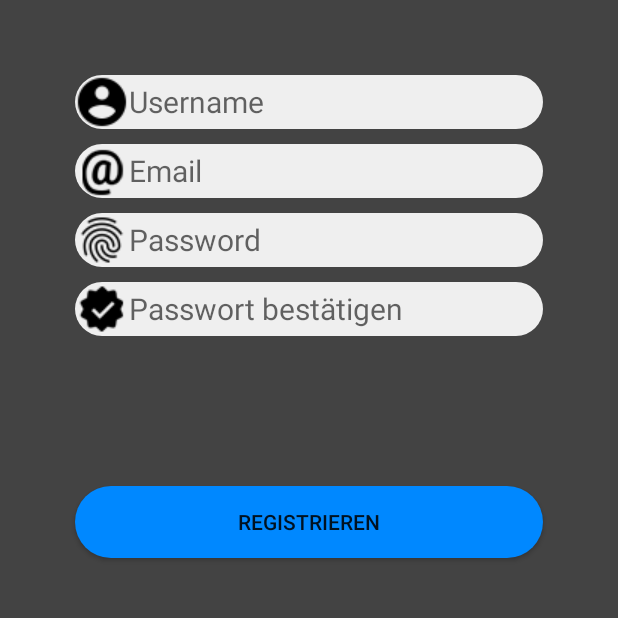
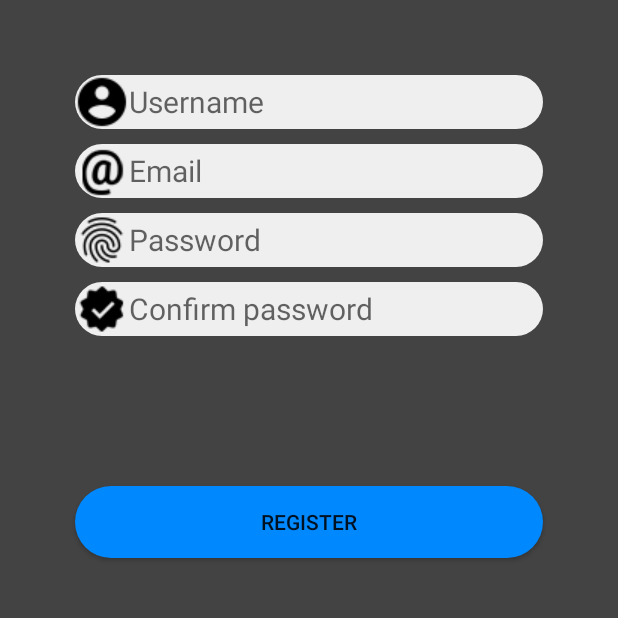
Before and after one commit to AngelikaBabin/Sportverwaltung, an Android app: the RegisterActivity screen opened directly, with no data from a screen before it, on a phone screen of 412 x 824 dp, the part 245-863 px from its top. Run offline under Robolectric (Android 15) with nearby library versions, the phone set to English and light mode, and no system bars; network calls fail.

Commit message:
removed some language inconsistencies

```diff
--- a/AppTeilnehmer/app/src/main/res/layout/activity_register.xml
+++ b/AppTeilnehmer/app/src/main/res/layout/activity_register.xml
@@ -37,7 +37,7 @@
         android:layout_marginRight="50dp"
         android:layout_marginTop="10dp"
         android:background="@drawable/input_rounded"
-        android:drawableLeft="@drawable/icon_email"
+        android:drawableStart="@drawable/icon_email"
         android:ems="10"
         android:hint="@string/hint_email"
         android:inputType="textEmailAddress"
@@ -51,7 +51,7 @@
         android:layout_marginRight="50dp"
         android:layout_marginTop="10dp"
         android:background="@drawable/input_rounded"
-        android:drawableLeft="@drawable/ic_fingerprint_black_24dp"
+        android:drawableStart="@drawable/ic_fingerprint_black_24dp"
         android:ems="10"
         android:hint="@string/hint_password"
         android:inputType="textPassword"
@@ -65,7 +65,7 @@
         android:layout_marginRight="50dp"
         android:layout_marginTop="10dp"
         android:background="@drawable/input_rounded"
-        android:drawableLeft="@drawable/icon_confirm"
+        android:drawableStart="@drawable/icon_confirm"
         android:ems="10"
         android:hint="@string/hint_confirmPassword"
         android:inputType="textPassword"
--- a/AppTeilnehmer/app/src/main/res/values/strings.xml
+++ b/AppTeilnehmer/app/src/main/res/values/strings.xml
@@ -8,11 +8,11 @@
 
     <!-- Userdata -->
     <string name="label_username">Name:</string>
-    <string name="example_username">Eduard Timmerer</string>
+    <string name="example_username">Christof Kraschl</string>
     <string name="hint_username">Username</string>
 
     <string name="label_email">E-Mail:</string>
-    <string name="example_email">eduard.timmerer@gmail.com</string>
+    <string name="example_email">kraschlc@edu.htl-villach.com</string>
     <string name="hint_email">Email</string>
 
     <string name="label_password">Passwort:</string>
@@ -21,7 +21,7 @@
 
     <string name="label_confirmPassword">Passwort:</string>
     <string name="example_confirmPassword">dummypw1234</string>
-    <string name="hint_confirmPassword">Passwort bestätigen</string>
+    <string name="hint_confirmPassword">Confirm password</string>
 
     <string name="label_rank">Dein Rang:</string>
     <string name="example_rank">3</string>
@@ -61,23 +61,22 @@
     <string name="desc_logo">Sporteventmanager</string>
 
     <!-- GUI -->
-    <string name="label_allEvents">Alle</string>
-    <string name="label_myEvents">Meine</string>
-    <string name="label_pastEvents">Abgeschlossen</string>
+    <string name="label_allEvents">All events</string>
+    <string name="label_myEvents">My events</string>
+    <string name="label_pastEvents">Past events</string>
 
-    <string name="text_abmelden">Abmelden</string>
+    <string name="text_abmelden">Logout</string>
     <string name="text_button_teilnehmen">Teilnehmen</string>
-    <string name="text_button_register">Registrieren</string>
+    <string name="text_button_register">Register</string>
     <string name="text_forgot_password">Forgot password?</string>
     <string name="text_button_login">Login</string>
     <string name="text_not_registered_yet">Not registered yet?</string>
 
     <string name="navigation_drawer_open">Open navigation drawer</string>
     <string name="navigation_drawer_close">Close navigation drawer</string>
-    <string name="regex_email">LALAAJIAJS</string>
     <string name="error_invalidEmail">email not valid</string>
-    <string name="error_invalidName">username is required</string>
-    <string name="error_invalidPassword">password is required</string>
+    <string name="error_invalidName">username must be at least 3 characters long</string>
+    <string name="error_invalidPassword">password must be at least 8 characters long</string>
     <string name="error_invalidConfirmPassword">passwords do not match</string>
 
 
```
